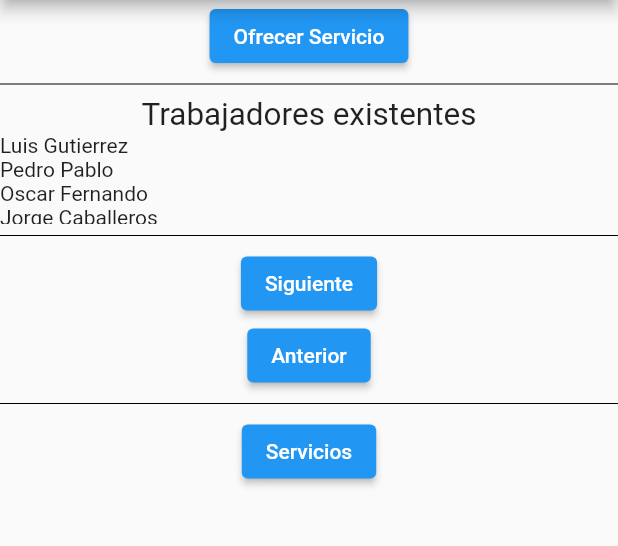
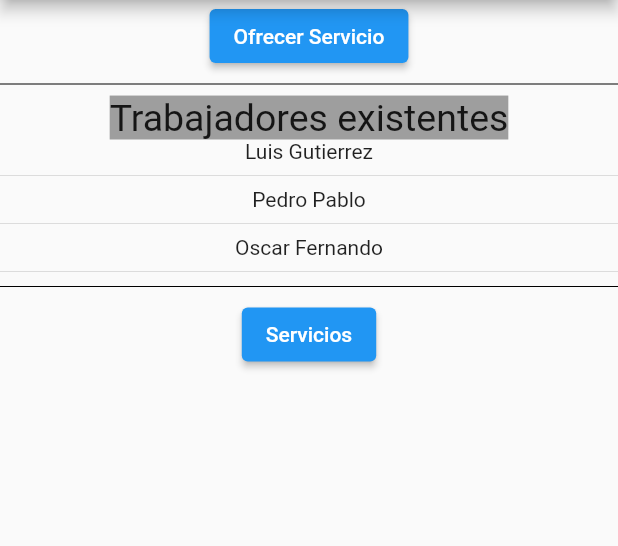
Before and after one commit to Racso1624/AlChilazo, a Flutter app: the screen it shows after launch, on a phone screen of 412 x 824 dp, the part 84-630 px from its top. Run offline on Flutter 3.47's test engine with Material 2 defaults, Android fonts, the phone set to English and light mode, and no system bars.

Commit message:
se le dio un poco de estilo

```diff
--- a/al_chilazo/lib/main.dart
+++ b/al_chilazo/lib/main.dart
@@ -1,6 +1,4 @@
 import 'package:flutter/material.dart';
-
-import './trabajadores.dart';
 import './pantalla_home.dart';
 
 void main() => runApp(MyApp());
--- a/al_chilazo/lib/pantalla_home.dart
+++ b/al_chilazo/lib/pantalla_home.dart
@@ -19,36 +19,10 @@ class _HomePage extends State<HomePage> {
     'Maria Luisa',
     'Estefani Gutierrez',
     'Carlos Agustin',
+    'Esteban Kirstin',
+    'Rodrigo Barrera',
+    'Marco Antonio',
   ];
-
-  var i = 0;
-  //metodo para que muestre el siguiete de la lista de los trabajadores
-  void siguiente() {
-    if (i > (personal_servicio.length - 4)) {
-      setState(() {
-        i = 0;
-      });
-    } else {
-      setState(() {
-        i = i + 1;
-      });
-    }
-    print(i);
-  }
-
-  //metodo para que muestre el anterior de la lista de los trabajadores
-  void anterior() {
-    if (i < 1) {
-      setState(() {
-        i = personal_servicio.length - 3;
-      });
-    } else {
-      setState(() {
-        i = i - 1;
-      });
-    }
-    print(i);
-  }
 
   @override
   Widget build(BuildContext context) {
@@ -70,45 +44,27 @@ class _HomePage extends State<HomePage> {
           Divider(
             color: Colors.black,
           ),
+          //muestra todos las personas disponibles que ofrecen servicios
           Text(
             'Trabajadores existentes',
-            textScaleFactor: 1.5,
+            style: TextStyle(
+              fontSize: 25,
+              backgroundColor: Colors.grey,
+            ),
           ),
           Container(
-            height: 60,
-            child: ListView.builder(
+            height: 90,
+            child: ListView.separated(
               shrinkWrap: true,
               itemCount: personal_servicio.length,
               itemBuilder: (BuildContext context, int index) {
                 return Container(
-                  child: Text(personal_servicio[index]),
+                  child: Center(child: Text(personal_servicio[index])),
                 );
               },
+              separatorBuilder: (BuildContext context, int index) =>
+                  const Divider(),
             ),
-          ),
-
-          //muestra todos las personas disponibles que ofrecen servicios
-          /*Trabajadores(
-            personal_servicio[i],
-          ),
-          Trabajadores(
-            personal_servicio[i + 1],
-          ),
-          Trabajadores(
-            personal_servicio[i + 2],
-          ),*/
-          Divider(
-            color: Colors.black,
-          ),
-          //boton para ver siguientes trabajadores
-          ElevatedButton(
-            child: Text('Siguiente'),
-            onPressed: siguiente,
-          ),
-          //boton para ver anteriores trabajadores
-          ElevatedButton(
-            child: Text('Anterior'),
-            onPressed: anterior,
           ),
           Divider(
             color: Colors.black,
```
Also changed, not shown: al_chilazo/lib/trabajadores.dart (deleted, +0 -12 lines).
